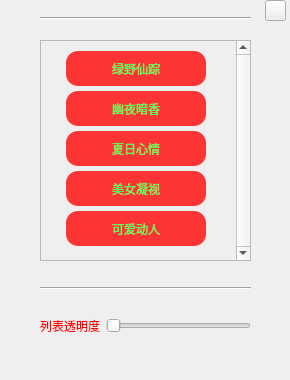
Qt form backpic.ui (saddog007/song_player) before a commit.
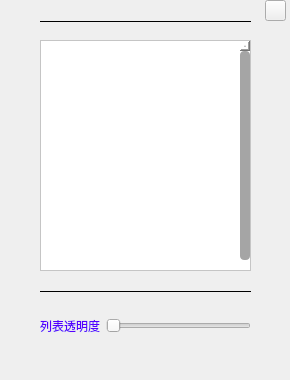
The same form after that commit. Icons and pictures are not drawn.

```diff
--- a/backpic.ui
+++ b/backpic.ui
@@ -19,9 +19,21 @@
      <x>40</x>
      <y>40</y>
      <width>211</width>
-     <height>221</height>
+     <height>231</height>
     </rect>
    </property>
+   <property name="toolTip">
+    <string/>
+   </property>
+   <property name="styleSheet">
+    <string notr="true">QWidget{background:white;border-image:NULL}
+QScrollBar{background:white; width: 10px;margin: 10px 0 10px 0;}
+QScrollBar::handle{background:rgb(165,165,165); border:0px solid transparent; border-radius:4px;}
+QScrollBar::handle:hover{background:rgb(77,77,77); border-radius:4px;}
+QScrollBar::add-line:vertical {background:gray;border-image: url(:/images/image/down.png); height: 10px; subcontrol-position: bottom;subcontrol-origin: margin;}
+QScrollBar::sub-line:vertical {background:gray;border-image: url(:/images/image/top.png);height: 10px;subcontrol-position: top;subcontrol-origin: margin;}
+QScrollBar::add-page:vertical, QScrollBar::sub-page:vertical {background:white;}</string>
+   </property>
    <property name="verticalScrollBarPolicy">
     <enum>Qt::ScrollBarAlwaysOn</enum>
    </property>
@@ -33,104 +45,151 @@
      <rect>
       <x>0</x>
       <y>0</y>
-      <width>188</width>
-      <height>219</height>
+      <width>199</width>
+      <height>229</height>
      </rect>
     </property>
     <widget class="QToolButton" name="btn1">
      <property name="geometry">
       <rect>
-       <x>25</x>
-       <y>10</y>
-       <width>140</width>
-       <height>35</height>
+       <x>15</x>
+       <y>0</y>
+       <width>50</width>
+       <height>110</height>
       </rect>
      </property>
-     <property name="styleSheet">
-      <string notr="true">background-color: rgba(255, 0, 0, 200);
-color: rgba(85, 255, 96, 255);
-font: 12pt &quot;Arial&quot;;
-border-radius:12px;</string>
+     <property name="font">
+      <font>
+       <family>SimSun-ExtB</family>
+       <pointsize>12</pointsize>
+       <weight>50</weight>
+       <italic>false</italic>
+       <bold>false</bold>
+      </font>
      </property>
-     <property name="text">
+     <property name="toolTip">
       <string>绿野仙踪</string>
      </property>
+     <property name="styleSheet">
+      <string notr="true"/>
+     </property>
+     <property name="text">
+      <string/>
+     </property>
+     <property name="autoRaise">
+      <bool>true</bool>
+     </property>
     </widget>
     <widget class="QToolButton" name="btn2">
      <property name="geometry">
       <rect>
-       <x>25</x>
-       <y>50</y>
-       <width>140</width>
-       <height>35</height>
+       <x>75</x>
+       <y>0</y>
+       <width>50</width>
+       <height>110</height>
       </rect>
      </property>
-     <property name="styleSheet">
-      <string notr="true">background-color: rgba(255, 0, 0, 200);
-color: rgba(85, 255, 96, 255);
-font: 12pt &quot;Arial&quot;;
-border-radius:12px;</string>
+     <property name="font">
+      <font>
+       <pointsize>12</pointsize>
+      </font>
      </property>
-     <property name="text">
+     <property name="toolTip">
       <string>幽夜暗香</string>
      </property>
+     <property name="toolTipDuration">
+      <number>-1</number>
+     </property>
+     <property name="styleSheet">
+      <string notr="true"/>
+     </property>
+     <property name="text">
+      <string/>
+     </property>
+     <property name="autoRaise">
+      <bool>true</bool>
+     </property>
     </widget>
     <widget class="QToolButton" name="btn3">
      <property name="geometry">
       <rect>
-       <x>25</x>
-       <y>90</y>
-       <width>140</width>
-       <height>35</height>
+       <x>135</x>
+       <y>0</y>
+       <width>50</width>
+       <height>110</height>
       </rect>
      </property>
-     <property name="styleSheet">
-      <string notr="true">background-color: rgba(255, 0, 0, 200);
-color: rgba(85, 255, 96, 255);
-font: 12pt &quot;Arial&quot;;
-border-radius:12px;</string>
+     <property name="font">
+      <font>
+       <pointsize>12</pointsize>
+      </font>
      </property>
-     <property name="text">
+     <property name="toolTip">
       <string>夏日心情</string>
      </property>
+     <property name="styleSheet">
+      <string notr="true"/>
+     </property>
+     <property name="text">
+      <string/>
+     </property>
+     <property name="autoRaise">
+      <bool>true</bool>
+     </property>
     </widget>
     <widget class="QToolButton" name="btn4">
      <property name="geometry">
       <rect>
-       <x>25</x>
-       <y>130</y>
-       <width>140</width>
-       <height>35</height>
+       <x>15</x>
+       <y>120</y>
+       <width>50</width>
+       <height>110</height>
       </rect>
      </property>
-     <property name="styleSheet">
-      <string notr="true">background-color: rgba(255, 0, 0, 200);
-color: rgba(85, 255, 96, 255);
-font: 12pt &quot;Arial&quot;;
-border-radius:12px;</string>
+     <property name="font">
+      <font>
+       <pointsize>12</pointsize>
+      </font>
      </property>
-     <property name="text">
+     <property name="toolTip">
       <string>美女凝视</string>
      </property>
+     <property name="styleSheet">
+      <string notr="true"/>
+     </property>
+     <property name="text">
+      <string/>
+     </property>
+     <property name="autoRaise">
+      <bool>true</bool>
+     </property>
     </widget>
     <widget class="QToolButton" name="btn5">
      <property name="geometry">
       <rect>
-       <x>25</x>
-       <y>170</y>
-       <width>140</width>
-       <height>35</height>
+       <x>75</x>
+       <y>120</y>
+       <width>50</width>
+       <height>110</height>
       </rect>
      </property>
-     <property name="styleSheet">
-      <string notr="true">background-color: rgba(255, 0, 0, 200);
-color: rgba(85, 255, 96, 255);
-font: 12pt &quot;Arial&quot;;
-border-radius:12px;</string>
+     <property name="font">
+      <font>
+       <pointsize>12</pointsize>
+      </font>
      </property>
-     <property name="text">
+     <property name="toolTip">
       <string>可爱动人</string>
      </property>
+     <property name="styleSheet">
+      <string notr="true"/>
+     </property>
+     <property name="text">
+      <string/>
+     </property>
+     <property name="autoRaise">
+      <bool>true</bool>
+     </property>
     </widget>
    </widget>
   </widget>
@@ -138,11 +197,14 @@
    <property name="geometry">
     <rect>
      <x>40</x>
-     <y>10</y>
+     <y>20</y>
      <width>211</width>
-     <height>16</height>
+     <height>2</height>
     </rect>
    </property>
+   <property name="frameShadow">
+    <enum>QFrame::Plain</enum>
+   </property>
    <property name="orientation">
     <enum>Qt::Horizontal</enum>
    </property>
@@ -151,11 +213,14 @@
    <property name="geometry">
     <rect>
      <x>40</x>
-     <y>280</y>
+     <y>290</y>
      <width>211</width>
-     <height>16</height>
+     <height>2</height>
     </rect>
    </property>
+   <property name="frameShadow">
+    <enum>QFrame::Plain</enum>
+   </property>
    <property name="orientation">
     <enum>Qt::Horizontal</enum>
    </property>
@@ -189,8 +254,8 @@
     <item>
      <widget class="QLabel" name="label">
       <property name="styleSheet">
-       <string notr="true">
-color: rgb(255, 0, 0);</string>
+       <string notr="true">color: rgb(85, 0, 255);
+</string>
       </property>
       <property name="text">
        <string>列表透明度</string>
```
